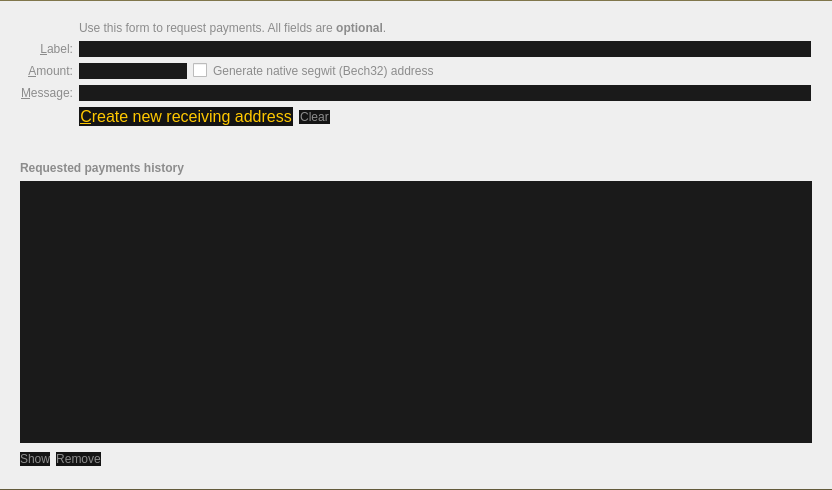
The window that fennec/qt/forms/receivecoinsdialog.ui (FennecBlockchain/Fennec) describes before a commit, drawn with Qt 5.
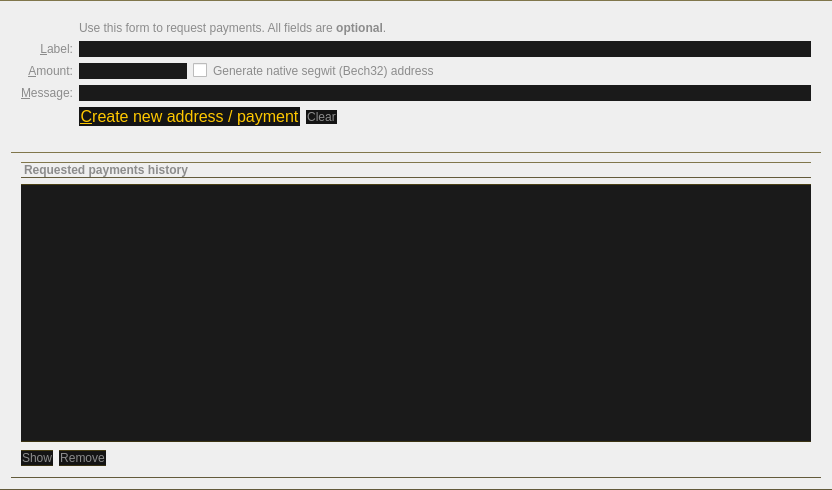
The same window after the commit. Icons and pictures are not drawn. Custom widgets are drawn as their Qt base class.

Commit message: receive tab

```diff
--- a/fennec/qt/forms/receivecoinsdialog.ui
+++ b/fennec/qt/forms/receivecoinsdialog.ui
@@ -156,7 +156,7 @@
 background-color: rgb(20, 20, 20);</string>
             </property>
             <property name="text">
-             <string>&amp;Create new receiving address</string>
+             <string>&amp;Create new address / payment</string>
             </property>
             <property name="icon">
              <iconset resource="../bitcoin.qrc">
@@ -321,7 +321,8 @@
      </property>
      <property name="styleSheet">
       <string notr="true">border:0;
-</string>
+color: rgb(170, 170, 170);
+\nbackground-color: rgb(26, 26, 26);</string>
      </property>
      <property name="frameShape">
       <enum>QFrame::StyledPanel</enum>
```
The commit also changes 1 other file.
